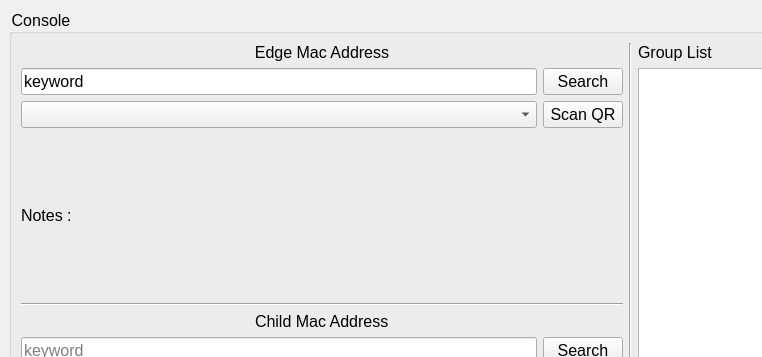
The window that ui.ui (kilescg/GroupingTool) describes before a commit, drawn with Qt 5; both pictures show x 0 to 762 and y 0 to 357 of the 1260 by 707 pixel window.
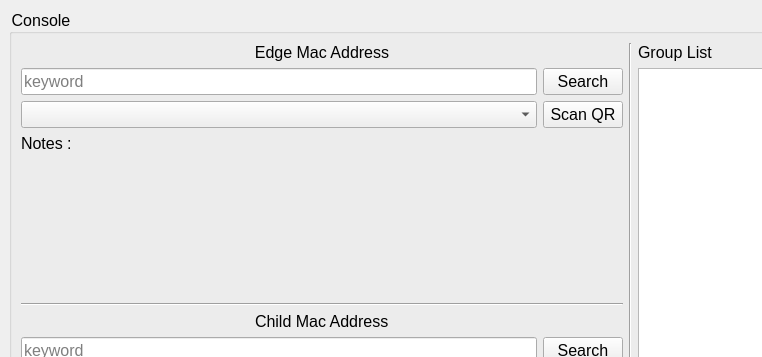
The same window after the commit.

The edit to the form file:
```diff
--- a/ui.ui
+++ b/ui.ui
@@ -59,6 +59,9 @@
              <item row="0" column="0">
               <widget class="QLineEdit" name="edgeSearchLineEdit">
                <property name="text">
+                <string/>
+               </property>
+               <property name="placeholderText">
                 <string>keyword</string>
                </property>
               </widget>
@@ -77,11 +80,23 @@
                </property>
               </widget>
              </item>
-             <item row="2" column="0">
-              <widget class="QLabel" name="edgeNote">
+             <item row="2" column="0" colspan="2">
+              <widget class="QLabel" name="edgeNoteLabel">
+               <property name="sizePolicy">
+                <sizepolicy hsizetype="Preferred" vsizetype="Preferred">
+                 <horstretch>0</horstretch>
+                 <verstretch>0</verstretch>
+                </sizepolicy>
+               </property>
                <property name="text">
                 <string>Notes :</string>
                </property>
+               <property name="alignment">
+                <set>Qt::AlignLeading|Qt::AlignLeft|Qt::AlignTop</set>
+               </property>
+               <property name="wordWrap">
+                <bool>true</bool>
+               </property>
               </widget>
              </item>
             </layout>
```
Left out of the diff: 6 changed lines with no effect on the pictures.
